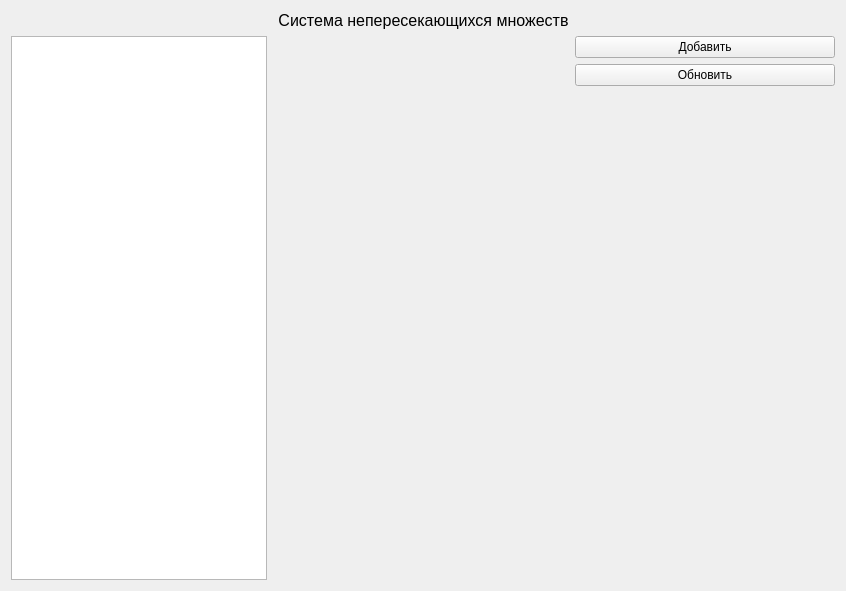
programmister68/DSU, file dsu_interface.ui: the form before one commit.
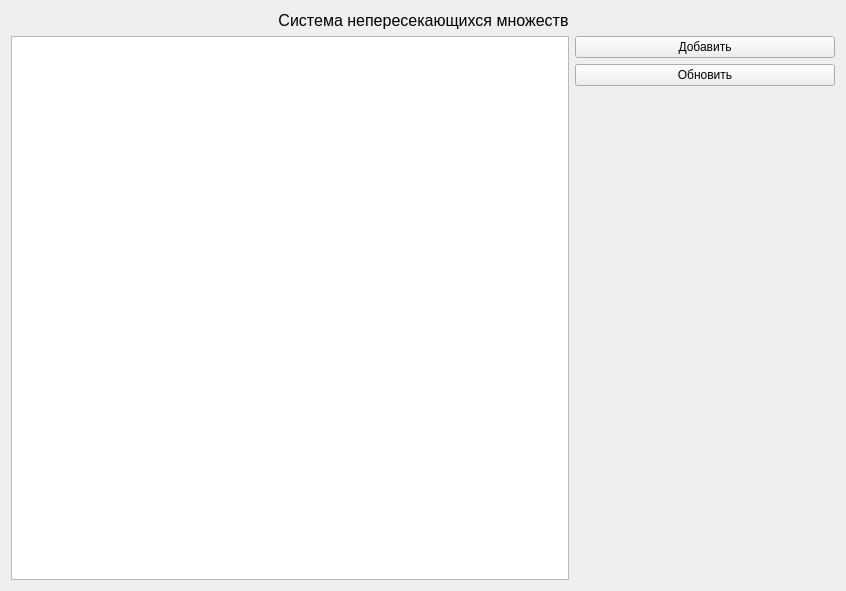
The form after the commit.

```diff
--- a/dsu_interface.ui
+++ b/dsu_interface.ui
@@ -74,7 +74,7 @@
    </item>
    <item row="2" column="1" colspan="2">
     <layout class="QFormLayout" name="formLayout">
-     <item row="0" column="0">
+     <item row="0" column="0" colspan="2">
       <widget class="QTableWidget" name="tableWidget"/>
      </item>
     </layout>
```
Left out of the diff: 42 changed lines with no effect on the pictures.
